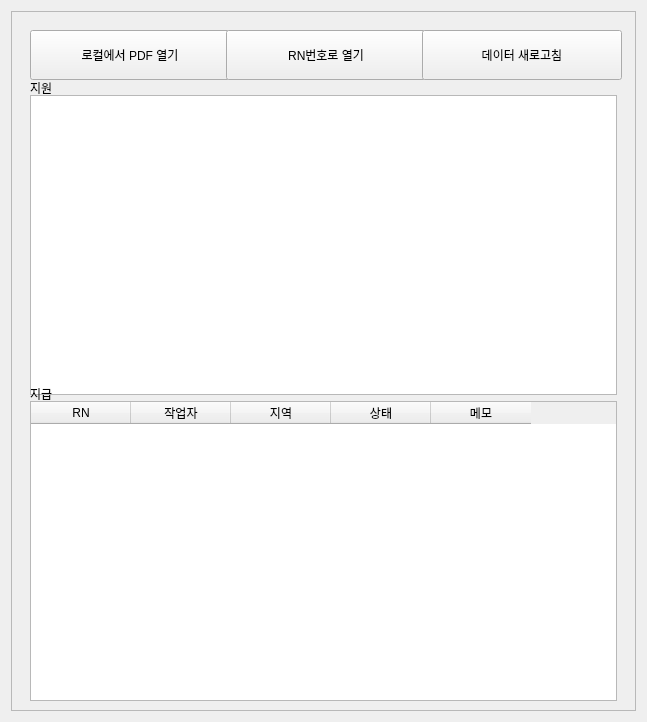
Old version of the form ui/pdf_load_area.ui in the repository Glen-Lee-glitch/new_viewer.
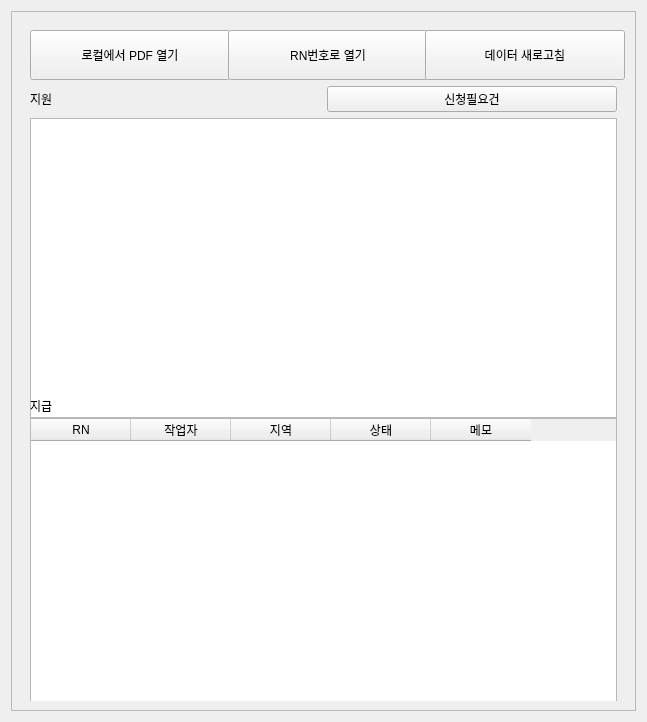
New version of the form.

Commit message:
refactor: pdf_load_area.ui 레이아웃 수정
- 신청필요건 버튼 추가

Diff of the .ui file:
```diff
--- a/ui/pdf_load_area.ui
+++ b/ui/pdf_load_area.ui
@@ -52,9 +52,6 @@
             </size>
            </property>
            <layout class="QVBoxLayout" name="verticalLayout">
-            <property name="spacing">
-             <number>1</number>
-            </property>
             <item>
              <layout class="QHBoxLayout" name="horizontalLayout_2">
               <item>
@@ -155,6 +152,8 @@
              </layout>
             </item>
             <item>
+             <layout class="QHBoxLayout" name="horizontalLayout_4">
+              <item>
              <widget class="QLabel" name="label_2">
               <property name="sizePolicy">
                <sizepolicy hsizetype="Preferred" vsizetype="Minimum">
@@ -178,6 +177,15 @@
                <string>지원</string>
               </property>
              </widget>
+              </item>
+              <item>
+               <widget class="QPushButton" name="pushButton_unfinished_rows">
+                <property name="text">
+                 <string>신청필요건</string>
+                </property>
+               </widget>
+              </item>
+             </layout>
             </item>
             <item>
              <widget class="QTableWidget" name="complement_table_widget">
```
Lines whose indentation alone changed are shown as unchanged.
